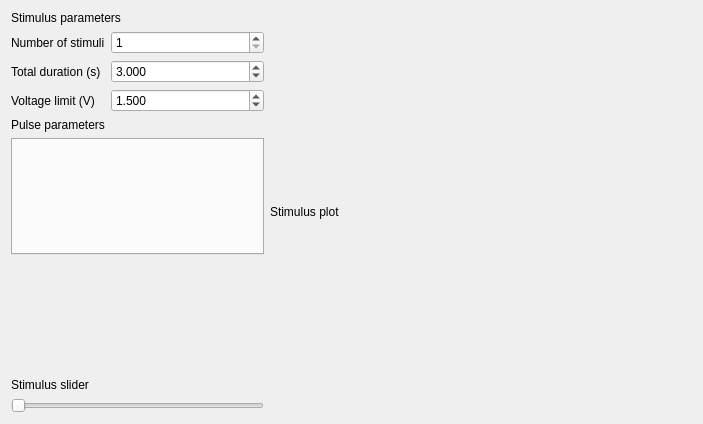
First picture: the form in app/window/stimulus_window.ui, repository teuncm/wormenpracticum, before the edit.
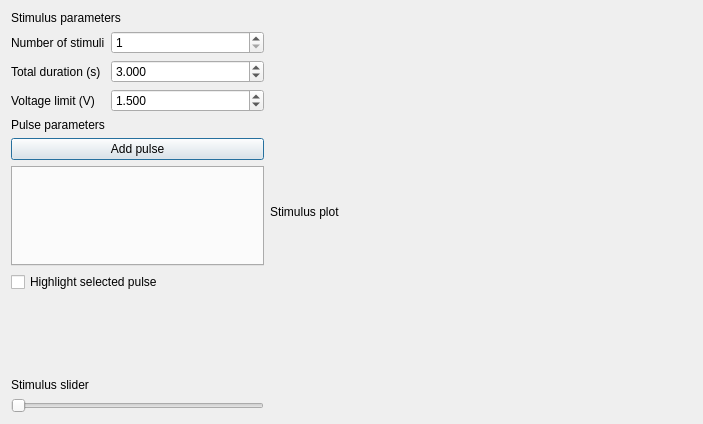
Second picture: the form after the edit.

Commit message: Move currently selected pulse checkbox to designer, move nidaq label

The edit to the form file:
```diff
--- a/app/window/stimulus_window.ui
+++ b/app/window/stimulus_window.ui
@@ -97,6 +97,13 @@
        </property>
       </widget>
      </item>
+     <item>
+      <widget class="QPushButton" name="add_pulse_button">
+       <property name="text">
+        <string>Add pulse</string>
+       </property>
+      </widget>
+     </item>
      <item>
       <widget class="QTabWidget" name="segmentTabWidget">
        <property name="minimumSize">
@@ -113,6 +120,13 @@
        </property>
       </widget>
      </item>
+     <item>
+      <widget class="QCheckBox" name="highlight_selected_pulse_checkbox">
+       <property name="text">
+        <string>Highlight selected pulse</string>
+       </property>
+      </widget>
+     </item>
      <item>
       <spacer name="verticalSpacer">
        <property name="orientation">
```
The commit also changes 8 other files.
